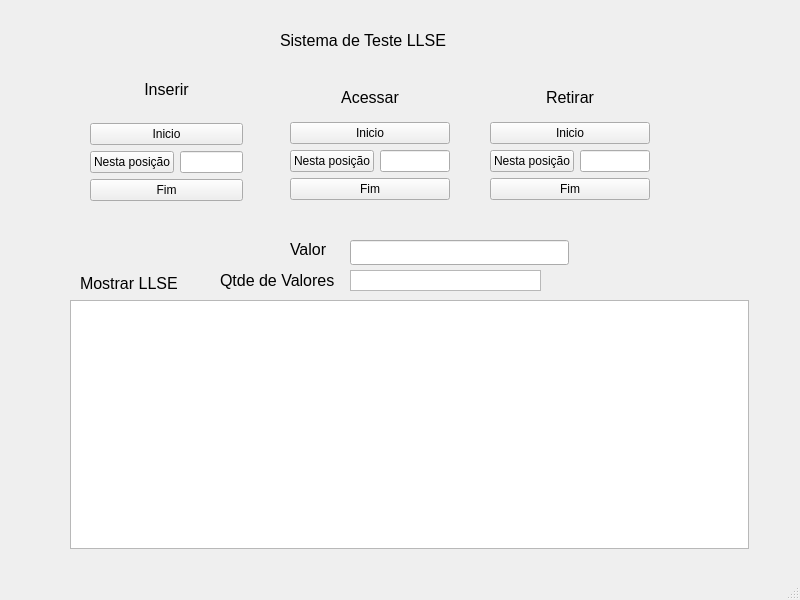
The window that mainwindow.ui (ArturNunes21/Escolhe-Posicao-LLSE) describes before a commit, drawn with Qt 5.
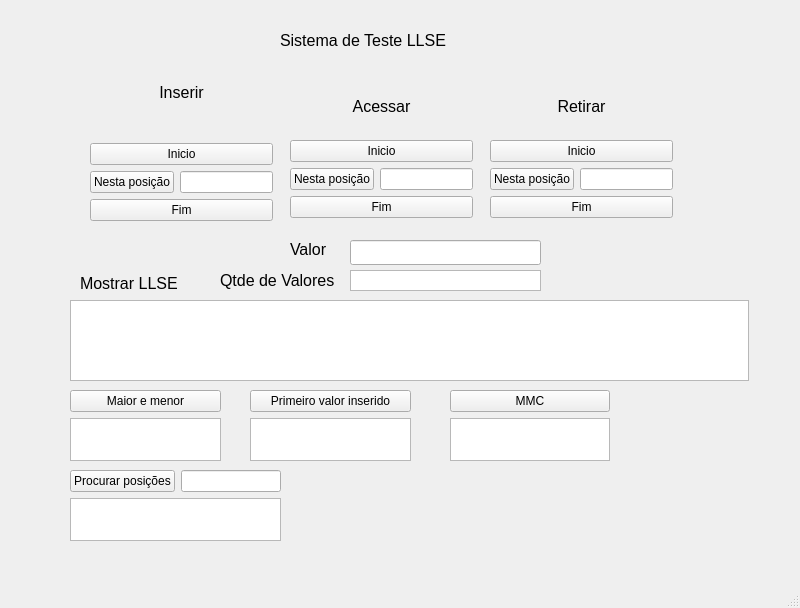
The same window after the commit. Icons and pictures are not drawn.

```diff
--- a/mainwindow.ui
+++ b/mainwindow.ui
@@ -7,7 +7,7 @@
     <x>0</x>
     <y>0</y>
     <width>800</width>
-    <height>600</height>
+    <height>608</height>
    </rect>
   </property>
   <property name="windowTitle">
@@ -46,7 +46,7 @@
       <x>70</x>
       <y>300</y>
       <width>679</width>
-      <height>249</height>
+      <height>81</height>
      </rect>
     </property>
     <property name="readOnly">
@@ -71,12 +71,12 @@
      <rect>
       <x>350</x>
       <y>240</y>
-      <width>219</width>
+      <width>191</width>
       <height>25</height>
      </rect>
     </property>
     <property name="inputMask">
-     <string>999999</string>
+     <string>99999</string>
     </property>
    </widget>
    <widget class="QLabel" name="label_7">
@@ -140,8 +140,8 @@
      <rect>
       <x>290</x>
       <y>79</y>
-      <width>160</width>
-      <height>121</height>
+      <width>183</width>
+      <height>139</height>
      </rect>
     </property>
     <layout class="QVBoxLayout" name="verticalLayout">
@@ -193,8 +193,8 @@
      <rect>
       <x>90</x>
       <y>80</y>
-      <width>153</width>
-      <height>121</height>
+      <width>183</width>
+      <height>141</height>
      </rect>
     </property>
     <layout class="QVBoxLayout" name="verticalLayout_2">
@@ -252,8 +252,8 @@
      <rect>
       <x>490</x>
       <y>79</y>
-      <width>160</width>
-      <height>121</height>
+      <width>183</width>
+      <height>139</height>
      </rect>
     </property>
     <layout class="QVBoxLayout" name="verticalLayout_3">
@@ -300,6 +300,144 @@
      </item>
     </layout>
    </widget>
+   <widget class="QWidget" name="verticalLayoutWidget_4">
+    <property name="geometry">
+     <rect>
+      <x>70</x>
+      <y>390</y>
+      <width>151</width>
+      <height>71</height>
+     </rect>
+    </property>
+    <layout class="QVBoxLayout" name="verticalLayout_4">
+     <item>
+      <widget class="QPushButton" name="btn_maior_menor">
+       <property name="toolTip">
+        <string>Mostra o menor valor da lista a esquerda, e o maior valor da lista a direita.</string>
+       </property>
+       <property name="text">
+        <string>Maior e menor</string>
+       </property>
+      </widget>
+     </item>
+     <item>
+      <widget class="QTextEdit" name="textEdit_maior_menor">
+       <property name="verticalScrollBarPolicy">
+        <enum>Qt::ScrollBarAlwaysOff</enum>
+       </property>
+       <property name="horizontalScrollBarPolicy">
+        <enum>Qt::ScrollBarAlwaysOff</enum>
+       </property>
+       <property name="readOnly">
+        <bool>true</bool>
+       </property>
+      </widget>
+     </item>
+    </layout>
+   </widget>
+   <widget class="QWidget" name="verticalLayoutWidget_5">
+    <property name="geometry">
+     <rect>
+      <x>250</x>
+      <y>390</y>
+      <width>161</width>
+      <height>71</height>
+     </rect>
+    </property>
+    <layout class="QVBoxLayout" name="verticalLayout_7">
+     <item>
+      <widget class="QPushButton" name="btn_primeiro_valor">
+       <property name="toolTip">
+        <string>Mostra o primeiro valor inserido na lista</string>
+       </property>
+       <property name="text">
+        <string>Primeiro valor inserido</string>
+       </property>
+      </widget>
+     </item>
+     <item>
+      <widget class="QTextEdit" name="textEdit_primeiro_valor">
+       <property name="verticalScrollBarPolicy">
+        <enum>Qt::ScrollBarAlwaysOff</enum>
+       </property>
+       <property name="horizontalScrollBarPolicy">
+        <enum>Qt::ScrollBarAlwaysOff</enum>
+       </property>
+       <property name="readOnly">
+        <bool>true</bool>
+       </property>
+      </widget>
+     </item>
+    </layout>
+   </widget>
+   <widget class="QWidget" name="verticalLayoutWidget_6">
+    <property name="geometry">
+     <rect>
+      <x>450</x>
+      <y>390</y>
+      <width>160</width>
+      <height>71</height>
+     </rect>
+    </property>
+    <layout class="QVBoxLayout" name="verticalLayout_8">
+     <item>
+      <widget class="QPushButton" name="btn_mmc">
+       <property name="toolTip">
+        <string>Calcula o MMC entre todos os valores da lista</string>
+       </property>
+       <property name="text">
+        <string>MMC</string>
+       </property>
+      </widget>
+     </item>
+     <item>
+      <widget class="QTextEdit" name="textEdit_mmc">
+       <property name="verticalScrollBarPolicy">
+        <enum>Qt::ScrollBarAlwaysOff</enum>
+       </property>
+       <property name="horizontalScrollBarPolicy">
+        <enum>Qt::ScrollBarAlwaysOff</enum>
+       </property>
+      </widget>
+     </item>
+    </layout>
+   </widget>
+   <widget class="QWidget" name="verticalLayoutWidget_7">
+    <property name="geometry">
+     <rect>
+      <x>70</x>
+      <y>470</y>
+      <width>211</width>
+      <height>71</height>
+     </rect>
+    </property>
+    <layout class="QVBoxLayout" name="verticalLayout_9">
+     <item>
+      <layout class="QHBoxLayout" name="horizontalLayout_4">
+       <item>
+        <widget class="QPushButton" name="btn_procurar_posicao">
+         <property name="text">
+          <string>Procurar posições</string>
+         </property>
+        </widget>
+       </item>
+       <item>
+        <widget class="QLineEdit" name="lineEdit_procurar_posicao"/>
+       </item>
+      </layout>
+     </item>
+     <item>
+      <widget class="QTextEdit" name="textEdit_procurar_posicao">
+       <property name="verticalScrollBarPolicy">
+        <enum>Qt::ScrollBarAlwaysOff</enum>
+       </property>
+       <property name="horizontalScrollBarPolicy">
+        <enum>Qt::ScrollBarAlwaysOff</enum>
+       </property>
+      </widget>
+     </item>
+    </layout>
+   </widget>
   </widget>
   <widget class="QMenuBar" name="menubar">
    <property name="geometry">
```
Left out of the diff: 2 changed lines with no effect on the pictures.
